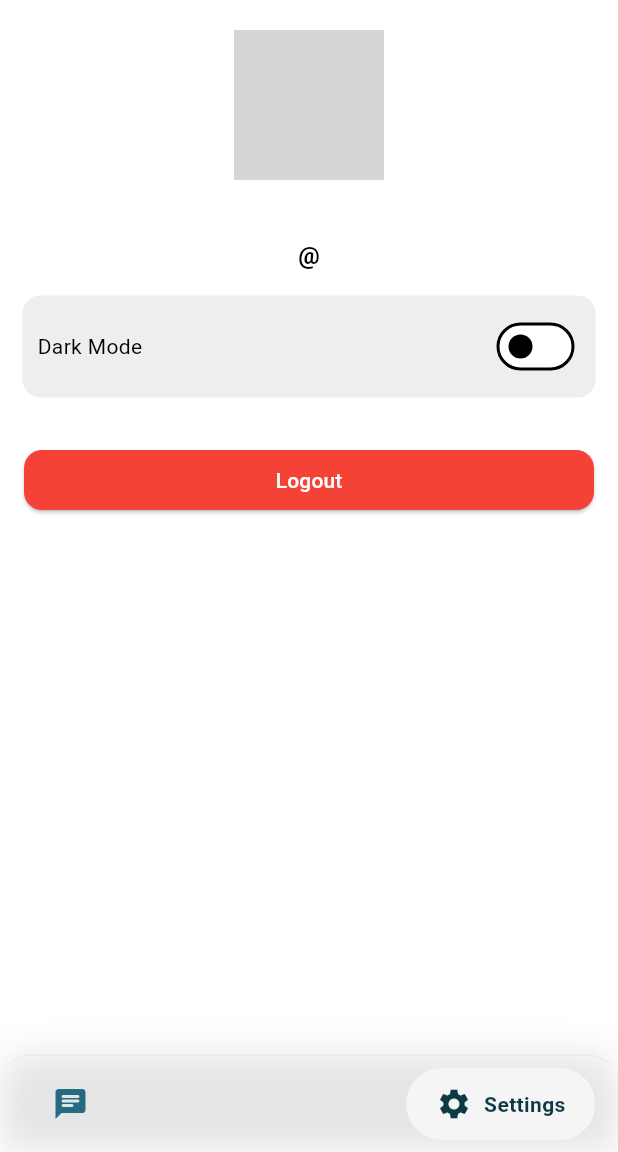
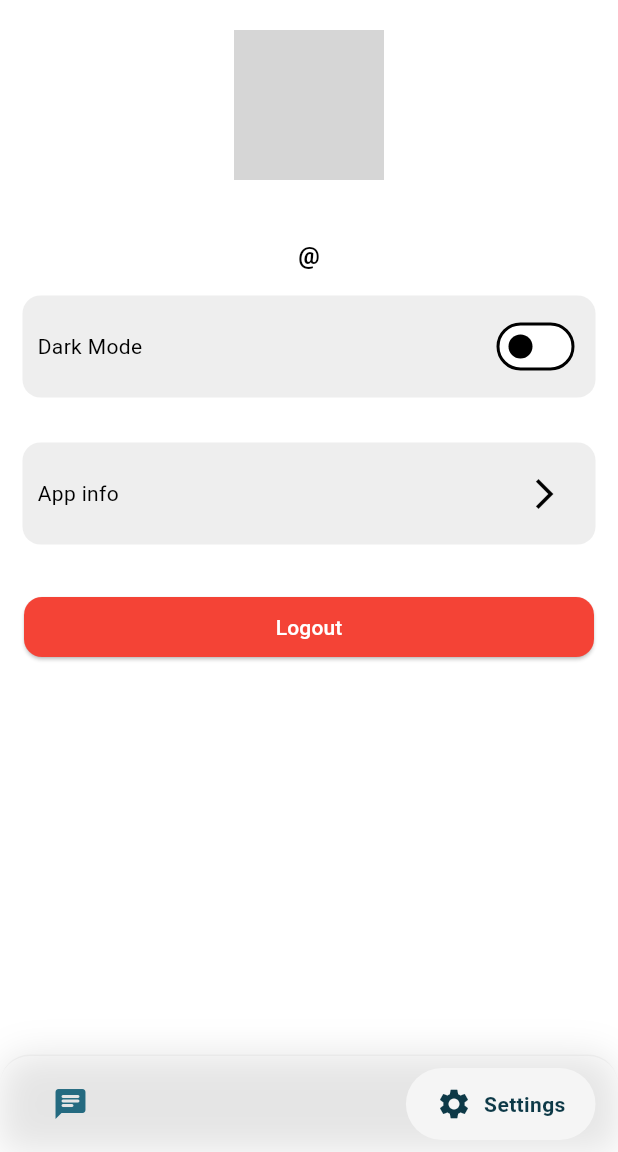
Before and after one commit to ajulkjose246/Bit-Chat, a Flutter app: the screen it shows once a user with an empty profile is signed in, item 2 of the bottom bar chosen, on a phone screen of 412 x 824 dp, the part 84-1236 px from its top. Run offline on Flutter 3.47's test engine with Material 3 defaults, Android fonts, the phone set to English and light mode, and no system bars; drawn by our look-alikes of google_nav_bar; our stand-ins replace awesome_notifications, cloud_firestore, firebase_auth, firebase_core, firebase_storage, image_picker and 2 more; accounts and stored records are empty; network calls fail; project files that could hold a hidden picture were left out; grey boxes are pictures that could not be loaded.

Commit message:
app info page added

```diff
--- a/lib/components/newChat.dart
+++ b/lib/components/newChat.dart
@@ -1,13 +1,13 @@
-// ignore_for_file: camel_case_types
+// ignore_for_file: camel_case_types, use_key_in_widget_constructors
 
 import 'package:bitchat/components/myTextfield.dart';
 import 'package:bitchat/home/pages/chatPage.dart';
 import 'package:cloud_firestore/cloud_firestore.dart';
 import 'package:flutter/material.dart';
 
+// ignore: must_be_immutable
 class newChat extends StatelessWidget {
   TextEditingController userinfo = TextEditingController();
-  final FirebaseFirestore _firestore = FirebaseFirestore.instance;
 
   Future<void> sendNewChat(BuildContext context) async {
     try {
--- a/lib/home/pages/settingsPage.dart
+++ b/lib/home/pages/settingsPage.dart
@@ -103,6 +103,23 @@ class pageSettingsState extends State<pageSettings> {
             ],
           ),
         ),
+        Container(
+          decoration: BoxDecoration(
+            color: Theme.of(context).colorScheme.secondary,
+            borderRadius: BorderRadius.circular(12),
+          ),
+          margin: const EdgeInsets.all(15),
+          padding: const EdgeInsets.all(10),
+          child: Row(
+            mainAxisAlignment: MainAxisAlignment.spaceBetween,
+            children: [
+              const Text("App info"),
+              IconButton(
+                  onPressed: () => Navigator.pushNamed(context, "info"),
+                  icon: const Icon(Icons.arrow_forward_ios_outlined))
+            ],
+          ),
+        ),
         Padding(
           padding: const EdgeInsets.all(16),
           child: ElevatedButton(
--- a/lib/main.dart
+++ b/lib/main.dart
@@ -1,4 +1,6 @@
 import 'package:awesome_notifications/awesome_notifications.dart';
+import 'package:bitchat/home/pages/appInfo.dart';
+import 'package:bitchat/home/pages/chatList.dart';
 import 'package:bitchat/register/screenIntro.dart';
 import 'package:bitchat/register/screenSignin.dart';
 import 'package:bitchat/register/screenSignup.dart';
@@ -48,6 +50,8 @@ class MyApp extends StatelessWidget {
         'signUp': (context) => const screenSignup(),
         'userData': (context) => const screenUserData(),
         'auth': (context) => const userAuth(),
+        'home': (context) => const pageChatList(),
+        'info': (context) => const appInfo(),
       },
       initialRoute: 'auth',
     );
--- a/lib/services/auth_service.dart
+++ b/lib/services/auth_service.dart
@@ -3,8 +3,6 @@ import 'package:cloud_firestore/cloud_firestore.dart';
 import 'package:firebase_auth/firebase_auth.dart';
 import 'package:firebase_storage/firebase_storage.dart';
 import 'package:flutter/material.dart';
-import 'package:quickalert/models/quickalert_type.dart';
-import 'package:quickalert/widgets/quickalert_dialog.dart';
 
 class AuthService {
   //insatnce of auth
--- a/pubspec.yaml
+++ b/pubspec.yaml
@@ -16,7 +16,7 @@ publish_to: 'none' # Remove this line if you wish to publish to pub.dev
 # https://developer.apple.com/library/archive/documentation/General/Reference/InfoPlistKeyReference/Articles/CoreFoundationKeys.html
 # In Windows, build-name is used as the major, minor, and patch parts
 # of the product and file versions while build-number is used as the build suffix.
-version: 1.0.0+1
+version: 1.0.5
 
 environment:
   sdk: '>=3.3.0 <4.0.0'
@@ -47,6 +47,8 @@ dependencies:
   quickalert: ^1.0.2
   awesome_notifications: ^0.9.2
   firebase_messaging: ^14.7.10
+  package_info_plus: ^4.2.0
+  url_launcher: ^6.2.5
 
 dev_dependencies:
   flutter_test:
```
Also changed, not shown: lib/home/pages/appInfo.dart (added, +89 -0 lines), lib/home/pages/chatList.dart (+8 -1 lines), pubspec.lock, 7 other files.
